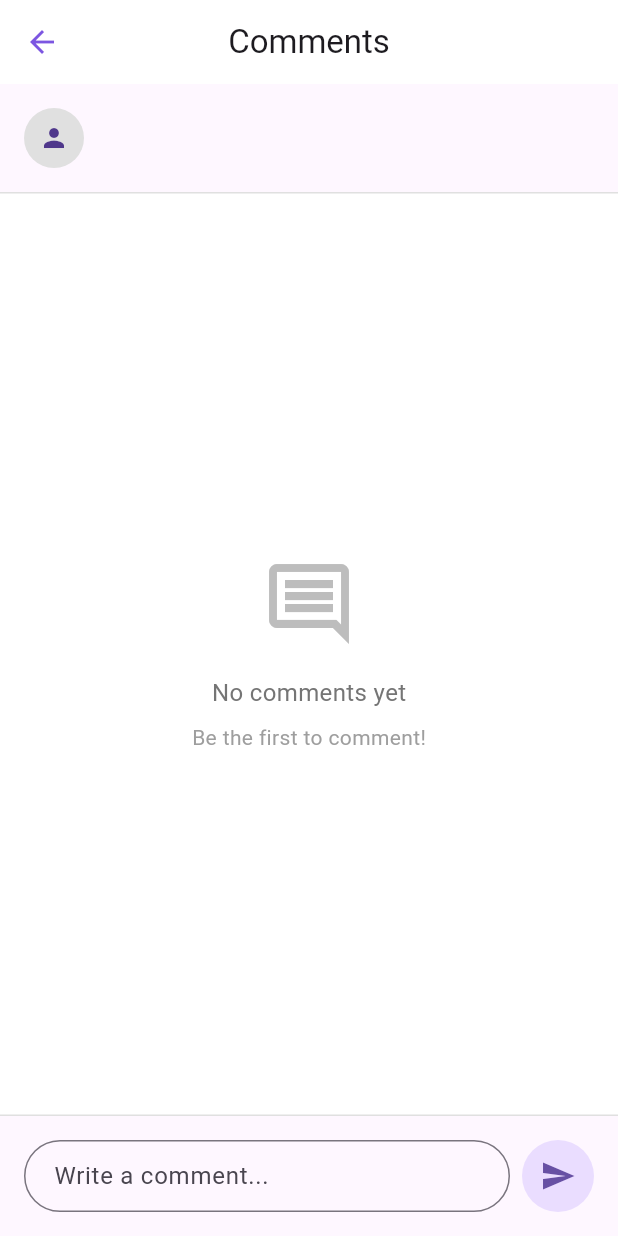
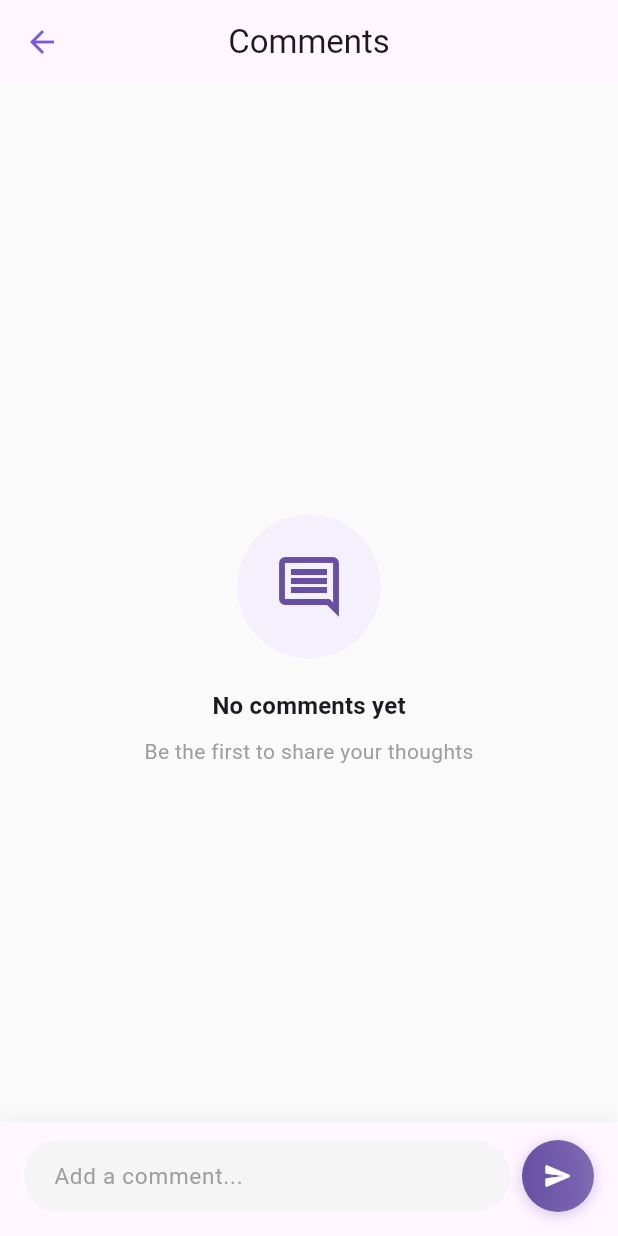
Before and after one commit to Jawadyyy/live, a Flutter app: the CommentsScreen screen opened directly with empty values, on a phone screen of 412 x 824 dp. Run offline on Flutter 3.47's test engine with Material 3 defaults, Android fonts, the light colour scheme and no system bars; our stand-ins replace google_nav_bar, google_sign_in, image_picker, intl_phone_field, supabase_flutter, timeago; accounts and stored records are empty.

Commit message:
Fixed Comments & Likes

```diff
--- a/lib/screens/main/home_screen/services/comments_screen.dart
+++ b/lib/screens/main/home_screen/services/comments_screen.dart
@@ -1,9 +1,6 @@
 import 'package:flutter/material.dart';
 import 'package:supabase_flutter/supabase_flutter.dart';
 import 'package:timeago/timeago.dart' as timeago;
-
-// Import your post_service.dart file
-// import 'package:your_app/path/to/post_service.dart';
 
 class PostService {
   final _client = Supabase.instance.client;
@@ -48,12 +45,14 @@ class _CommentsScreenState extends State<CommentsScreen> {
   final _commentController = TextEditingController();
   final _postService = PostService();
   final _scrollController = ScrollController();
+  final _focusNode = FocusNode();
   bool _isPosting = false;
 
   @override
   void dispose() {
     _commentController.dispose();
     _scrollController.dispose();
+    _focusNode.dispose();
     super.dispose();
   }
 
@@ -68,8 +67,8 @@ class _CommentsScreenState extends State<CommentsScreen> {
         _commentController.text.trim(),
       );
       _commentController.clear();
+      _focusNode.unfocus();
 
-      // Scroll to bottom after posting
       Future.delayed(const Duration(milliseconds: 300), () {
         if (_scrollController.hasClients) {
           _scrollController.animateTo(
@@ -81,9 +80,12 @@ class _CommentsScreenState extends State<CommentsScreen> {
       });
     } catch (e) {
       if (mounted) {
-        ScaffoldMessenger.of(
-          context,
-        ).showSnackBar(SnackBar(content: Text('Error: ${e.toString()}')));
+        ScaffoldMessenger.of(context).showSnackBar(
+          SnackBar(
+            content: Text('Error: ${e.toString()}'),
+            behavior: SnackBarBehavior.floating,
+          ),
+        );
       }
     } finally {
       if (mounted) setState(() => _isPosting = false);
@@ -95,51 +97,19 @@ class _CommentsScreenState extends State<CommentsScreen> {
     final currentUser = Supabase.instance.client.auth.currentUser;
     final theme = Theme.of(context);
     final colorScheme = theme.colorScheme;
+    final isDark = theme.brightness == Brightness.dark;
 
     return Scaffold(
+      backgroundColor: isDark ? colorScheme.background : Colors.grey[50],
       appBar: AppBar(
         title: const Text('Comments'),
         centerTitle: true,
         elevation: 0,
+        backgroundColor: colorScheme.surface,
       ),
       body: Column(
         children: [
-          // Post Preview
-          Container(
-            padding: const EdgeInsets.all(16),
-            decoration: BoxDecoration(
-              color: colorScheme.surface,
-              border: Border(
-                bottom: BorderSide(color: Colors.grey.shade300, width: 1),
-              ),
-            ),
-            child: Row(
-              crossAxisAlignment: CrossAxisAlignment.start,
-              children: [
-                CircleAvatar(
-                  radius: 20,
-                  backgroundColor: Colors.grey.shade300,
-                  child: const Icon(Icons.person, size: 20),
-                ),
-                const SizedBox(width: 12),
-                Expanded(
-                  child: Column(
-                    crossAxisAlignment: CrossAxisAlignment.start,
-                    children: [
-                      Text(
-                        widget.post['content'] ?? '',
-                        style: theme.textTheme.bodyMedium,
-                        maxLines: 2,
-                        overflow: TextOverflow.ellipsis,
-                      ),
-                    ],
-                  ),
-                ),
-              ],
-            ),
-          ),
-
-          // Comments List
+          SizedBox(height: 50),
           Expanded(
             child: StreamBuilder<List<Map<String, dynamic>>>(
               stream: _postService.getCommentsStream(widget.postId),
@@ -149,7 +119,23 @@ class _CommentsScreenState extends State<CommentsScreen> {
                 }
 
                 if (snapshot.hasError) {
-                  return Center(child: Text('Error: ${snapshot.error}'));
+                  return Center(
+                    child: Column(
+                      mainAxisAlignment: MainAxisAlignment.center,
+                      children: [
+                        Icon(
+                          Icons.error_outline,
+                          size: 48,
+                          color: colorScheme.error,
+                        ),
+                        const SizedBox(height: 12),
+                        Text(
+                          'Error loading comments',
+                          style: TextStyle(color: colorScheme.error),
+                        ),
+                      ],
+                    ),
+                  );
                 }
 
                 final comments = snapshot.data ?? [];
@@ -159,25 +145,32 @@ class _CommentsScreenState extends State<CommentsScreen> {
                     child: Column(
                       mainAxisAlignment: MainAxisAlignment.center,
                       children: [
-                        Icon(
+                        Container(
+                          padding: const EdgeInsets.all(24),
+                          decoration: BoxDecoration(
+                            color: colorScheme.primaryContainer.withOpacity(
+                              0.3,
+                            ),
+                            shape: BoxShape.circle,
+                          ),
+                          child: Icon(
                             Icons.comment_outlined,
-                          size: 64,
-                          color: Colors.grey.shade400,
+                            size: 48,
+                            color: colorScheme.primary,
                           ),
-                        const SizedBox(height: 16),
+                        ),
+                        const SizedBox(height: 20),
                         Text(
                           'No comments yet',
-                          style: TextStyle(
-                            fontSize: 16,
-                            color: Colors.grey.shade600,
+                          style: theme.textTheme.titleMedium?.copyWith(
+                            fontWeight: FontWeight.w600,
                           ),
                         ),
                         const SizedBox(height: 8),
                         Text(
-                          'Be the first to comment!',
-                          style: TextStyle(
-                            fontSize: 14,
-                            color: Colors.grey.shade500,
+                          'Be the first to share your thoughts',
+                          style: theme.textTheme.bodyMedium?.copyWith(
+                            color: Colors.grey,
                           ),
                         ),
                       ],
@@ -187,7 +180,7 @@ class _CommentsScreenState extends State<CommentsScreen> {
 
                 return ListView.builder(
                   controller: _scrollController,
-                  padding: const EdgeInsets.all(16),
+                  padding: const EdgeInsets.symmetric(horizontal: 16),
                   itemCount: comments.length,
                   itemBuilder: (context, index) {
                     final comment = comments[index];
@@ -202,7 +195,7 @@ class _CommentsScreenState extends State<CommentsScreen> {
                               .maybeSingle(),
                       builder: (context, userSnap) {
                         final user = userSnap.data ?? {};
-                        final username = user['username'] ?? 'Unknown';
+                        final username = user['username'] ?? 'Unknown User';
                         final avatarUrl = user['avatar_url'];
 
                         final createdAt =
@@ -216,28 +209,35 @@ class _CommentsScreenState extends State<CommentsScreen> {
                             crossAxisAlignment: CrossAxisAlignment.start,
                             children: [
                               CircleAvatar(
-                                radius: 18,
-                                backgroundColor: Colors.grey.shade300,
+                                radius: 20,
+                                backgroundColor: colorScheme.primaryContainer,
                                 backgroundImage:
                                     avatarUrl != null
                                         ? NetworkImage(avatarUrl)
                                         : null,
                                 child:
                                     avatarUrl == null
-                                        ? const Icon(Icons.person, size: 18)
+                                        ? Icon(
+                                          Icons.person,
+                                          size: 20,
+                                          color: colorScheme.primary,
+                                        )
                                         : null,
                               ),
                               const SizedBox(width: 12),
                               Expanded(
                                 child: Container(
-                                  padding: const EdgeInsets.all(12),
+                                  padding: const EdgeInsets.all(14),
                                   decoration: BoxDecoration(
                                     color: colorScheme.surface,
                                     borderRadius: BorderRadius.circular(16),
-                                    border: Border.all(
-                                      color: Colors.grey.shade300,
-                                      width: 1,
+                                    boxShadow: [
+                                      BoxShadow(
+                                        color: Colors.black.withOpacity(0.04),
+                                        blurRadius: 8,
+                                        offset: const Offset(0, 2),
                                       ),
+                                    ],
                                   ),
                                   child: Column(
                                     crossAxisAlignment:
@@ -250,26 +250,37 @@ class _CommentsScreenState extends State<CommentsScreen> {
                                               username,
                                               style: theme.textTheme.titleSmall
                                                   ?.copyWith(
-                                                    fontWeight: FontWeight.w600,
+                                                    fontWeight: FontWeight.w700,
+                                                    letterSpacing: -0.2,
                                                   ),
                                             ),
                                           ),
-                                          if (isOwner)
-                                            IconButton(
-                                              icon: const Icon(
-                                                Icons.delete_outline,
-                                                size: 18,
+                                          Text(
+                                            createdAt != null
+                                                ? timeago.format(createdAt)
+                                                : '',
+                                            style: theme.textTheme.bodySmall
+                                                ?.copyWith(
+                                                  color: Colors.grey[500],
+                                                  fontSize: 12,
                                                 ),
-                                              padding: EdgeInsets.zero,
-                                              constraints:
-                                                  const BoxConstraints(),
-                                              onPressed: () async {
+                                          ),
+                                          if (isOwner) ...[
+                                            const SizedBox(width: 8),
+                                            InkWell(
+                                              onTap: () async {
                                                 final confirm = await showDialog<
                                                   bool
                                                 >(
                                                   context: context,
                                                   builder:
                                                       (ctx) => AlertDialog(
+                                                        shape: RoundedRectangleBorder(
+                                                          borderRadius:
+                                                              BorderRadius.circular(
+                                                                20,
+                                                              ),
+                                                        ),
                                                         title: const Text(
                                                           'Delete Comment',
                                                         ),
@@ -288,12 +299,17 @@ class _CommentsScreenState extends State<CommentsScreen> {
                                                               'Cancel',
                                                             ),
                                                           ),
-                                                          TextButton(
+                                                          FilledButton(
                                                             onPressed:
                                                                 () =>
                                                                     Navigator.pop(
                                                                       ctx,
                                                                       true,
+                                                                    ),
+                                                            style: FilledButton.styleFrom(
+                                                              backgroundColor:
+                                                                  colorScheme
+                                                                      .error,
                                                             ),
                                                             child: const Text(
                                                               'Delete',
@@ -310,24 +326,27 @@ class _CommentsScreenState extends State<CommentsScreen> {
                                                       );
                                                 }
                                               },
+                                              borderRadius:
+                                                  BorderRadius.circular(8),
+                                              child: Padding(
+                                                padding: const EdgeInsets.all(
+                                                  4,
+                                                ),
+                                                child: Icon(
+                                                  Icons.delete_outline,
+                                                  size: 18,
+                                                  color: Colors.grey[600],
+                                                ),
+                                              ),
                                             ),
                                           ],
+                                        ],
                                       ),
-                                      const SizedBox(height: 4),
+                                      const SizedBox(height: 8),
                                       Text(
                                         comment['content'],
-                                        style: theme.textTheme.bodyMedium,
-                                      ),
-                                      const SizedBox(height: 6),
-                                      Text(
-                                        createdAt != null
-                                            ? timeago.format(createdAt)
-                                            : '',
-                                        style: theme.textTheme.bodySmall
-                                            ?.copyWith(
-                                              color: Colors.grey.shade500,
-                                              fontSize: 11,
-                                            ),
+                                        style: theme.textTheme.bodyMedium
+                                            ?.copyWith(height: 1.4),
                                       ),
                                     ],
                                   ),
@@ -346,49 +365,105 @@ class _CommentsScreenState extends State<CommentsScreen> {
 
           // Comment Input
           Container(
-            padding: const EdgeInsets.all(16),
+            padding: const EdgeInsets.fromLTRB(16, 12, 16, 16),
             decoration: BoxDecoration(
               color: colorScheme.surface,
-              border: Border(
-                top: BorderSide(color: Colors.grey.shade300, width: 1),
+              boxShadow: [
+                BoxShadow(
+                  color: Colors.black.withOpacity(0.05),
+                  blurRadius: 10,
+                  offset: const Offset(0, -2),
                 ),
+              ],
             ),
             child: SafeArea(
               child: Row(
+                crossAxisAlignment: CrossAxisAlignment.end,
                 children: [
                   Expanded(
+                    child: Container(
+                      decoration: BoxDecoration(
+                        color: isDark ? Colors.grey[850] : Colors.grey[100],
+                        borderRadius: BorderRadius.circular(24),
+                      ),
                       child: TextField(
                         controller: _commentController,
+                        focusNode: _focusNode,
                         decoration: InputDecoration(
-                        hintText: 'Write a comment...',
-                        border: OutlineInputBorder(
-                          borderRadius: BorderRadius.circular(24),
-                          borderSide: BorderSide(color: Colors.grey.shade300),
+                          hintText: 'Add a comment...',
+                          hintStyle: TextStyle(
+                            color: Colors.grey[500],
+                            fontSize: 15,
                           ),
+                          border: InputBorder.none,
                           contentPadding: const EdgeInsets.symmetric(
-                          horizontal: 16,
-                          vertical: 10,
+                            horizontal: 20,
+                            vertical: 12,
                           ),
                         ),
                         maxLines: null,
+                        maxLength: 500,
+                        buildCounter: (
+                          context, {
+                          required currentLength,
+                          required isFocused,
+                          maxLength,
+                        }) {
+                          if (!isFocused || currentLength == 0) return null;
+                          return Padding(
+                            padding: const EdgeInsets.only(top: 4, right: 12),
+                            child: Text(
+                              '$currentLength/$maxLength',
+                              style: TextStyle(
+                                fontSize: 11,
+                                color: Colors.grey[500],
+                              ),
+                            ),
+                          );
+                        },
                         textInputAction: TextInputAction.send,
                         onSubmitted: (_) => _postComment(),
                       ),
                     ),
+                  ),
                   const SizedBox(width: 8),
-                  IconButton(
+                  Container(
+                    decoration: BoxDecoration(
+                      gradient: LinearGradient(
+                        colors: [
+                          colorScheme.primary,
+                          colorScheme.primary.withOpacity(0.8),
+                        ],
+                      ),
+                      shape: BoxShape.circle,
+                      boxShadow: [
+                        BoxShadow(
+                          color: colorScheme.primary.withOpacity(0.3),
+                          blurRadius: 8,
+                          offset: const Offset(0, 2),
+                        ),
+                      ],
+                    ),
+                    child: IconButton(
                       onPressed: _isPosting ? null : _postComment,
                       icon:
                           _isPosting
                               ? const SizedBox(
                                 width: 20,
                                 height: 20,
-                              child: CircularProgressIndicator(strokeWidth: 2),
+                                child: CircularProgressIndicator(
+                                  strokeWidth: 2,
+                                  color: Colors.white,
+                                ),
                               )
-                            : Icon(Icons.send, color: colorScheme.primary),
+                              : const Icon(
+                                Icons.send_rounded,
+                                color: Colors.white,
+                                size: 20,
+                              ),
                       style: IconButton.styleFrom(
-                      backgroundColor: colorScheme.primaryContainer,
                         padding: const EdgeInsets.all(12),
+                      ),
                     ),
                   ),
                 ],
--- a/lib/screens/main/home_screen/services/post_service.dart
+++ b/lib/screens/main/home_screen/services/post_service.dart
@@ -50,6 +50,7 @@ class PostService {
 
   /// Check if current user liked a post
   Future<bool> isLikedByCurrentUser(String postId) async {
+    try {
       final userId = _client.auth.currentUser?.id;
       if (userId == null) return false;
 
@@ -62,6 +63,9 @@ class PostService {
               .maybeSingle();
 
       return result != null;
+    } catch (e) {
+      return false;
+    }
   }
 
   /// Stream like count for real-time updates
```
Also changed, not shown: lib/screens/main/home_screen/home.dart (+126 -24 lines). Lines whose indentation alone changed are shown as unchanged.
